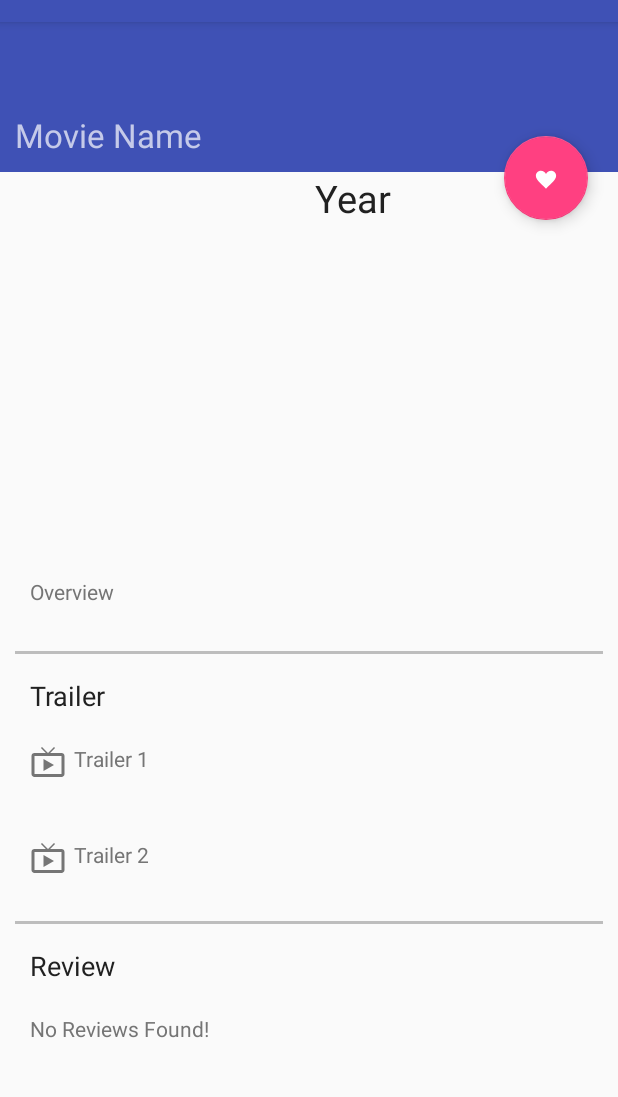
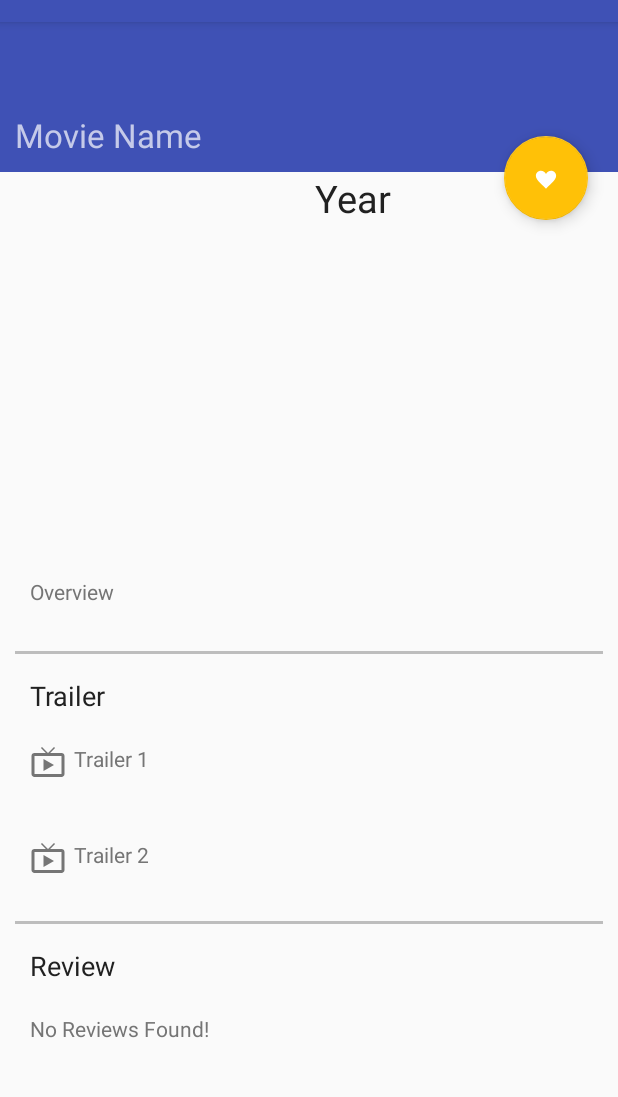
Before and after one commit to pbhopalka/PopularMovies, an Android app: the MovieDetails screen opened directly, with no data from a screen before it, on a phone screen of 412 x 824 dp, the part 62-1159 px from its top. Run offline under Robolectric (Android 15) with nearby library versions, the phone set to English and light mode, and no system bars; our stand-ins replace Picasso, Volley; network calls fail; pictures from the network do not load; 9 statements that could not run were skipped.

Commit message:
Change accent color to yellow and add a better shaped favorite button

```diff
--- a/app/src/main/res/drawable/heart.xml
+++ /dev/null
@@ -1,20 +0,0 @@
-<?xml version="1.0" encoding="utf-8"?>
-<vector xmlns:android="http://schemas.android.com/apk/res/android"
-    android:height="512dp"
-    android:width="512dp"
-    android:viewportWidth="32"
-    android:viewportHeight="32">
-
-    <!-- draw a path -->
-    <path
-        android:fillColor="@color/colorAccent"
-        android:strokeColor="@color/colorText"
-        android:strokeWidth="1"
-        android:pathData="M20.5,9.5
-                    c-1.955,0,-3.83,1.268,-4.5,3
-                    c-0.67,-1.732,-2.547,-3,-4.5,-3
-                    C8.957,9.5,7,11.432,7,14
-                    c0,3.53,3.793,6.257,9,11.5
-                    c5.207,-5.242,9,-7.97,9,-11.5
-                    C25,11.432,23.043,9.5,20.5,9.5z" />
-</vector>
--- /dev/null
+++ b/app/src/main/res/drawable/ic_favorite.xml
@@ -0,0 +1,9 @@
+<vector xmlns:android="http://schemas.android.com/apk/res/android"
+        android:width="24dp"
+        android:height="24dp"
+        android:viewportWidth="24.0"
+        android:viewportHeight="24.0">
+    <path
+        android:fillColor="#FF4081"
+        android:pathData="M12,21.35l-1.45,-1.32C5.4,15.36 2,12.28 2,8.5 2,5.42 4.42,3 7.5,3c1.74,0 3.41,0.81 4.5,2.09C13.09,3.81 14.76,3 16.5,3 19.58,3 22,5.42 22,8.5c0,3.78 -3.4,6.86 -8.55,11.54L12,21.35z"/>
+</vector>
--- a/app/src/main/res/values/colors.xml
+++ b/app/src/main/res/values/colors.xml
@@ -7,5 +7,5 @@
     <color name="colorSecondaryText">#757575</color>
     <color name="colorText">#FFFFFF</color>
     <color name="colorDividerColor">#BDBDBD</color>
-    <color name="colorAccent">#FF4081</color>
+    <color name="colorAccent">#FFC107</color>
 </resources>
```
